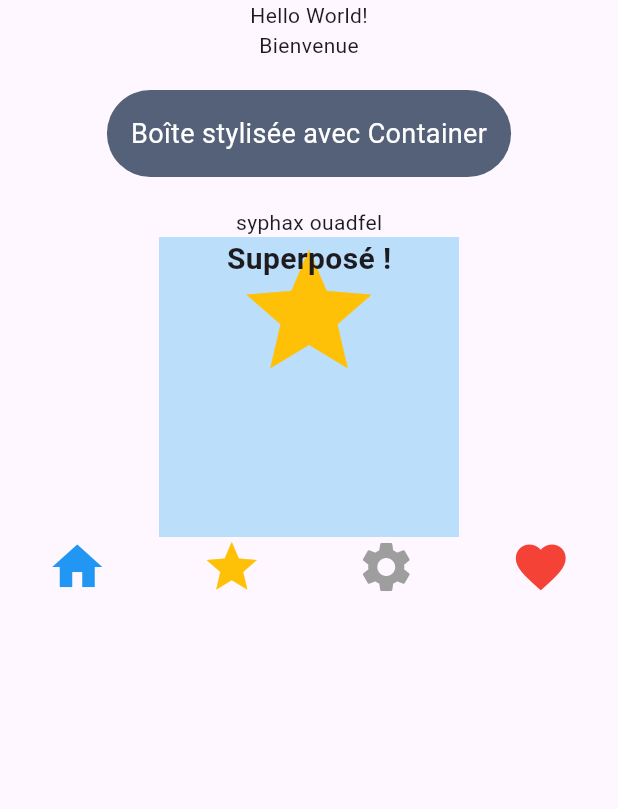
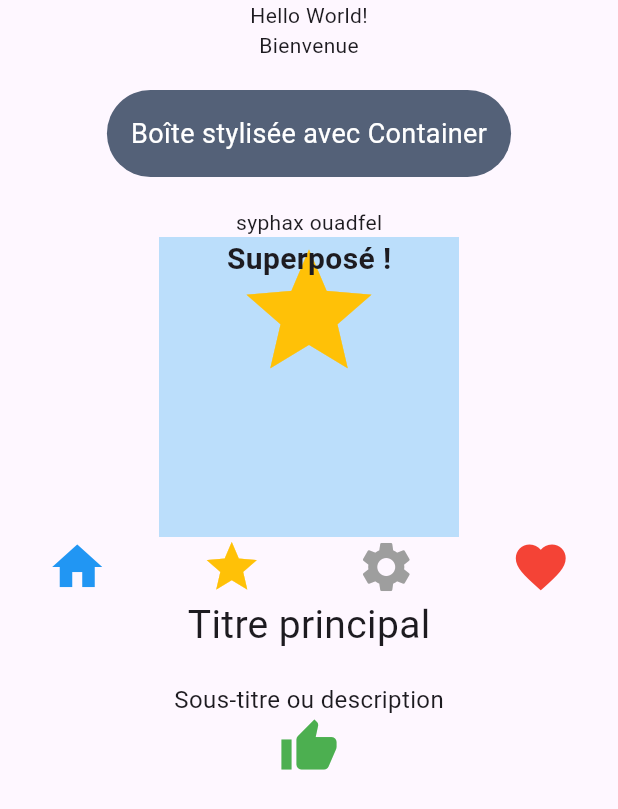
Before and after one commit to syphax25/flutter_app_widgets_base, a Flutter app: the screen it shows after launch, on a phone screen of 412 x 824 dp. Shown: the top 809 px of the screen. Run offline on Flutter 3.47's test engine with Material 3 defaults, Android fonts, the phone set to English and light mode, and no system bars.

Commit message:
2 column

```diff
--- a/lib/main.dart
+++ b/lib/main.dart
@@ -49,6 +49,16 @@ class MainApp extends StatelessWidget {
                   Icon(Icons.favorite, color: Colors.red, size: 40),
                 ],
               ),
+              Column(
+                mainAxisAlignment: MainAxisAlignment.center,
+                crossAxisAlignment: CrossAxisAlignment.center,
+                children: [
+                  Text('Titre principal', style: TextStyle(fontSize: 26)),
+                  SizedBox(height: 20),
+                  Text('Sous-titre ou description', style: TextStyle(fontSize: 16)),
+                  Icon(Icons.thumb_up, color: Colors.green, size: 40),
+                ],
+              ),
           ],
           ),
 
```
